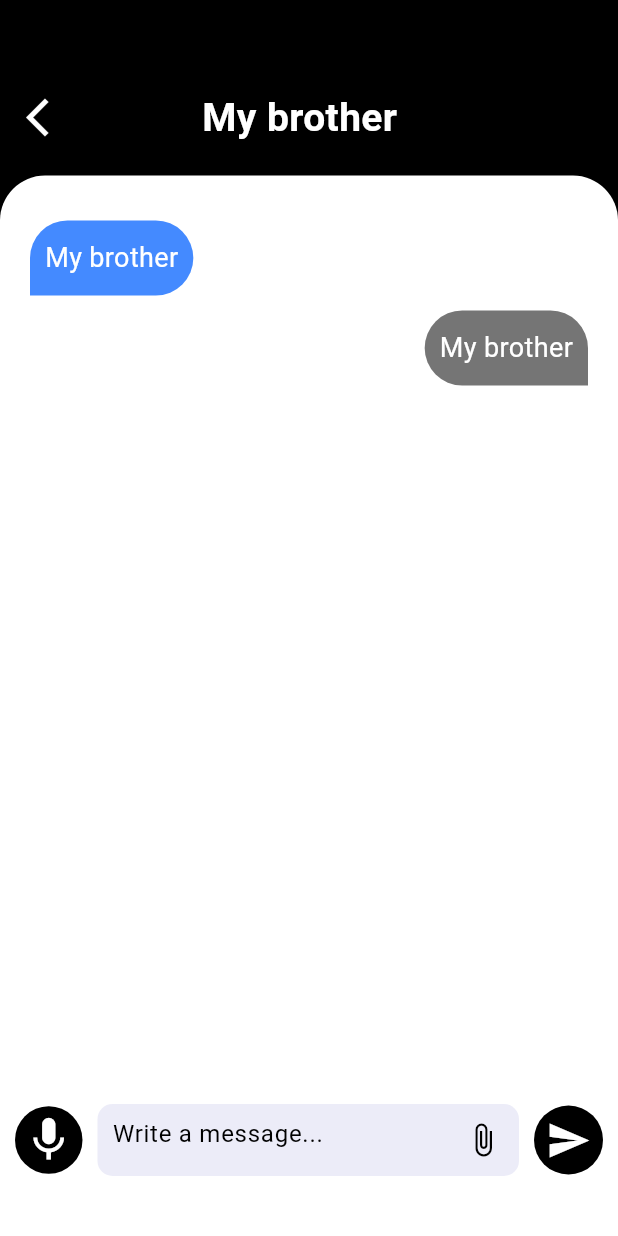
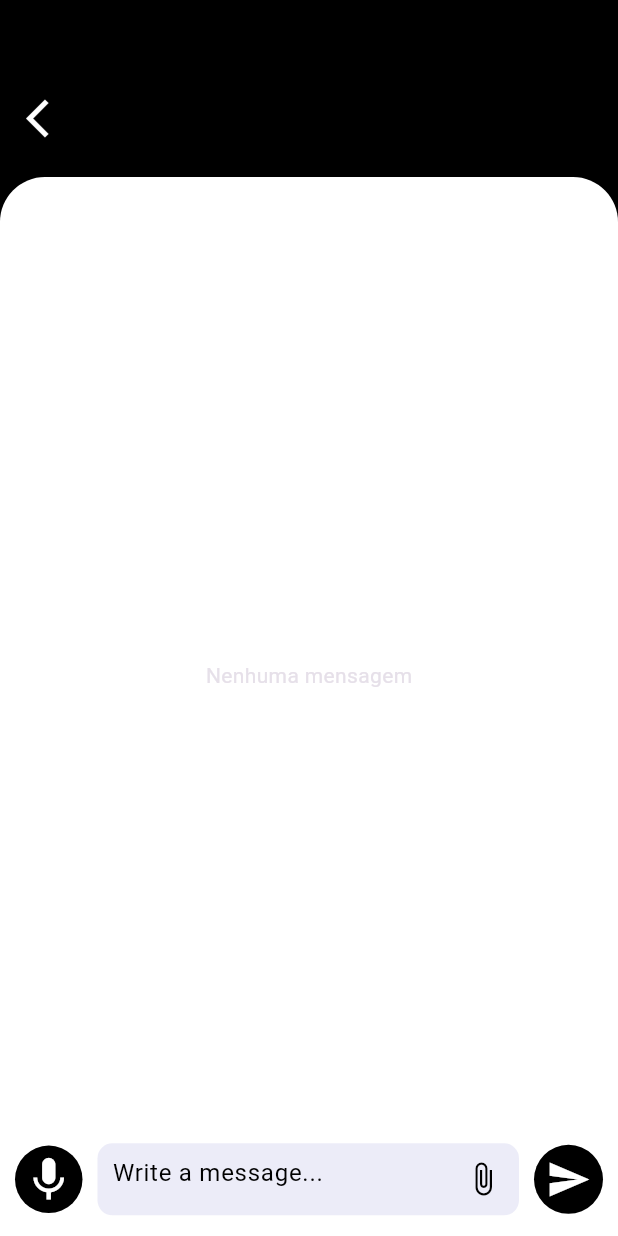
Before and after one commit to luizrodrigues034/chat_app, a Flutter app: the ChatPage screen opened directly with empty values, on a phone screen of 412 x 824 dp. Run offline on Flutter 3.47's test engine with Material 3 defaults, Android fonts, the phone set to English and light mode, and no system bars; our stand-ins replace cloud_firestore, firebase_auth, firebase_core, firebase_storage, google_sign_in, random_string and 1 more; accounts and stored records are empty; generated files the repository leaves out were written again.

Commit message:
feat: Implementacao do chat em tempo real

```diff
--- a/lib/pages/chat_page.dart
+++ b/lib/pages/chat_page.dart
@@ -6,13 +6,13 @@ import 'package:intl/intl.dart';
 import 'package:random_string/random_string.dart';
 
 class ChatPage extends StatefulWidget {
-  final String name, userName, profiUrl;
+  final String otherUserName, myUserName, profiUrl;
   const ChatPage({
     super.key,
     //name target
-    required this.name,
+    required this.otherUserName,
     //self name
-    required this.userName,
+    required this.myUserName,
     required this.profiUrl,
   });
 
@@ -29,12 +29,21 @@ class _ChatPageState extends State<ChatPage> {
 
   //Id do chat resposavel por exibir o cat correto ao usuario
   late String chatRoomId;
+
   //recebe o texto da menssagem
   TextEditingController _messageController = TextEditingController();
   // identificar...
   bool statusClickSend = false;
   //messageId, para identificarmos o id da menssagem
   late String messageId;
+
+  Stream? messagesStream;
+
+  getMessage() async {
+    messagesStream = await FirestoreServices.getChatRoomMessages(chatRoomId);
+    setState(() {});
+  }
+
   //adionar a menssagem, realizando operacoes para identificar o envio
   void addMessage(bool statusClickSend) async {
     if (_messageController.text != '') {
@@ -78,17 +87,86 @@ class _ChatPageState extends State<ChatPage> {
     setState(() {});
   }
 
+  onLoad() async {
+    userInfoFuture = SharedPreferencesServices.getUserInfo();
+    userInfoFuture.then((userInfo) async {
+      setInfos(
+        userInfoReceive: userInfo,
+        a: widget.otherUserName,
+        b: userInfo[SharedPreferencesServices.userUserNameKey] as String,
+      );
+      await getMessage();
+    });
+  }
+
   @override
   void initState() {
     super.initState();
-    userInfoFuture = SharedPreferencesServices.getUserInfo();
-    userInfoFuture.then((userInfo) {
-      setInfos(
-        userInfoReceive: userInfo,
-        a: widget.name,
-        b: userInfo[SharedPreferencesServices.userUserNameKey] as String,
+    onLoad();
+  }
+
+  Widget chatMessage() {
+    return StreamBuilder(
+      stream: messagesStream,
+      builder: (context, AsyncSnapshot snapshot) {
+        return snapshot.hasData && snapshot.data.docs.isNotEmpty
+            ? ListView.builder(
+                reverse: true,
+                itemCount: snapshot.data.docs.length,
+                itemBuilder: (context, index) {
+                  DocumentSnapshot ds = snapshot.data.docs[index];
+                  var sendByMe = ds['sendBy'] == widget.myUserName;
+                  return Row(
+                    mainAxisAlignment: sendByMe
+                        ? MainAxisAlignment.end
+                        : MainAxisAlignment.start,
+                    children: [
+                      Container(
+                        margin: EdgeInsets.only(right: 20, top: 10),
+                        decoration: sendByMe
+                            ? BoxDecoration(
+                                //Self
+                                borderRadius: BorderRadius.only(
+                                  topLeft: Radius.circular(30),
+                                  topRight: Radius.circular(30),
+                                  bottomLeft: Radius.circular(30),
+                                ),
+                                color: Colors.black54,
+                              )
+                            : BoxDecoration(
+                                //Other
+                                borderRadius: BorderRadius.only(
+                                  topLeft: Radius.circular(30),
+                                  topRight: Radius.circular(30),
+                                  bottomRight: Radius.circular(30),
+                                ),
+                                color: Colors.blueAccent,
+                              ),
+                        height: 50,
+                        child: Center(
+                          child: Padding(
+                            padding: const EdgeInsets.symmetric(
+                              horizontal: 10.0,
+                              vertical: 5,
+                            ),
+                            child: Text(
+                              ds['message'],
+                              style: TextStyle(
+                                color: Colors.white,
+                                fontSize: 18.0,
+                                fontWeight: FontWeight.normal,
+                              ),
+                            ),
+                          ),
+                        ),
+                      ),
+                    ],
                   );
-    });
+                },
+              )
+            : Center(child: Text('Nenhuma mensagem'));
+      },
+    );
   }
 
   @override
@@ -119,12 +197,16 @@ class _ChatPageState extends State<ChatPage> {
                       ),
                     ),
                     SizedBox(width: MediaQuery.of(context).size.width * 0.23),
-                    Text(
-                      'My brother',
+                    Expanded(
+                      child: Text(
+                        widget.otherUserName.length > 6
+                            ? '${widget.otherUserName.substring(0, 7)}...'
+                            : widget.otherUserName,
                         style: TextStyle(
                           color: Colors.white,
                           fontSize: 26.0,
                           fontWeight: FontWeight.bold,
+                        ),
                       ),
                     ),
                   ],
@@ -143,73 +225,77 @@ class _ChatPageState extends State<ChatPage> {
                     child: Column(
                       children: [
                         SizedBox(height: 20),
-                        Row(
-                          mainAxisAlignment: MainAxisAlignment.start,
-                          children: [
                         Container(
-                              margin: EdgeInsets.only(left: 20, top: 10),
-                              decoration: BoxDecoration(
-                                borderRadius: BorderRadius.only(
-                                  topLeft: Radius.circular(30),
-                                  topRight: Radius.circular(30),
-                                  bottomRight: Radius.circular(30),
+                          height: MediaQuery.of(context).size.height / 1.32,
+                          child: chatMessage(),
                         ),
-                                color: Colors.blueAccent,
-                              ),
-                              height: 50,
-                              child: Center(
-                                child: Padding(
-                                  padding: const EdgeInsets.symmetric(
-                                    horizontal: 10.0,
-                                    vertical: 5,
-                                  ),
-                                  child: Text(
-                                    'My brother',
-                                    style: TextStyle(
-                                      color: Colors.white,
-                                      fontSize: 18.0,
-                                      fontWeight: FontWeight.normal,
-                                    ),
-                                  ),
-                                ),
-                              ),
-                            ),
-                          ],
-                        ),
+                        // Row(
+                        //   mainAxisAlignment: MainAxisAlignment.start,
+                        //   children: [
+                        //     Container(
+                        //       margin: EdgeInsets.only(left: 20, top: 10),
+                        //       decoration: BoxDecoration(
+                        //         borderRadius: BorderRadius.only(
+                        //           topLeft: Radius.circular(30),
+                        //           topRight: Radius.circular(30),
+                        //           bottomRight: Radius.circular(30),
+                        //         ),
+                        //         color: Colors.blueAccent,
+                        //       ),
+                        //       height: 50,
+                        //       child: Center(
+                        //         child: Padding(
+                        //           padding: const EdgeInsets.symmetric(
+                        //             horizontal: 10.0,
+                        //             vertical: 5,
+                        //           ),
+                        //           child: Text(
+                        //             'My brother',
+                        //             style: TextStyle(
+                        //               color: Colors.white,
+                        //               fontSize: 18.0,
+                        //               fontWeight: FontWeight.normal,
+                        //             ),
+                        //           ),
+                        //         ),
+                        //       ),
+                        //     ),
+                        //   ],
+                        // ),
 
-                        Row(
-                          mainAxisAlignment: MainAxisAlignment.end,
-                          children: [
-                            Container(
-                              margin: EdgeInsets.only(right: 20, top: 10),
-                              decoration: BoxDecoration(
-                                borderRadius: BorderRadius.only(
-                                  topLeft: Radius.circular(30),
-                                  topRight: Radius.circular(30),
-                                  bottomLeft: Radius.circular(30),
-                                ),
-                                color: Colors.black54,
-                              ),
-                              height: 50,
-                              child: Center(
-                                child: Padding(
-                                  padding: const EdgeInsets.symmetric(
-                                    horizontal: 10.0,
-                                    vertical: 5,
-                                  ),
-                                  child: Text(
-                                    'My brother',
-                                    style: TextStyle(
-                                      color: Colors.white,
-                                      fontSize: 18.0,
-                                      fontWeight: FontWeight.normal,
-                                    ),
-                                  ),
-                                ),
-                              ),
-                            ),
-                          ],
-                        ),
+                        // Row(
+                        //   mainAxisAlignment: MainAxisAlignment.end,
+                        //   children: [
+                        //     Container(
+                        //       margin: EdgeInsets.only(right: 20, top: 10),
+                        //       decoration: BoxDecoration(
+                        //         borderRadius: BorderRadius.only(
+                        //           topLeft: Radius.circular(30),
+                        //           topRight: Radius.circular(30),
+                        //           bottomLeft: Radius.circular(30),
+                        //         ),
+                        //         color: Colors.black54,
+                        //       ),
+                        //       height: 50,
+                        //       child: Center(
+                        //         child: Padding(
+                        //           padding: const EdgeInsets.symmetric(
+                        //             horizontal: 10.0,
+                        //             vertical: 5,
+                        //           ),
+                        //           child: Text(
+                        //             'My brother',
+                        //             style: TextStyle(
+                        //               color: Colors.white,
+                        //               fontSize: 18.0,
+                        //               fontWeight: FontWeight.normal,
+                        //             ),
+                        //           ),
+                        //         ),
+                        //       ),
+                        //     ),
+                        //   ],
+                        // ),
                         Spacer(),
                         Row(
                           children: [
--- a/lib/pages/home.dart
+++ b/lib/pages/home.dart
@@ -126,8 +126,8 @@ class _HomeState extends State<Home> {
                   context,
                   MaterialPageRoute(
                     builder: (context) => ChatPage(
-                      name: chatRoomInfoMap['users'][0],
-                      userName: chatRoomInfoMap['users'][1],
+                      otherUserName: chatRoomInfoMap['users'][0],
+                      myUserName: chatRoomInfoMap['users'][1],
                       profiUrl: user['photo'],
                     ),
                   ),
```
Also changed, not shown: lib/services/firestore_services.dart (+9 -0 lines). Lines whose indentation alone changed are shown as unchanged.
